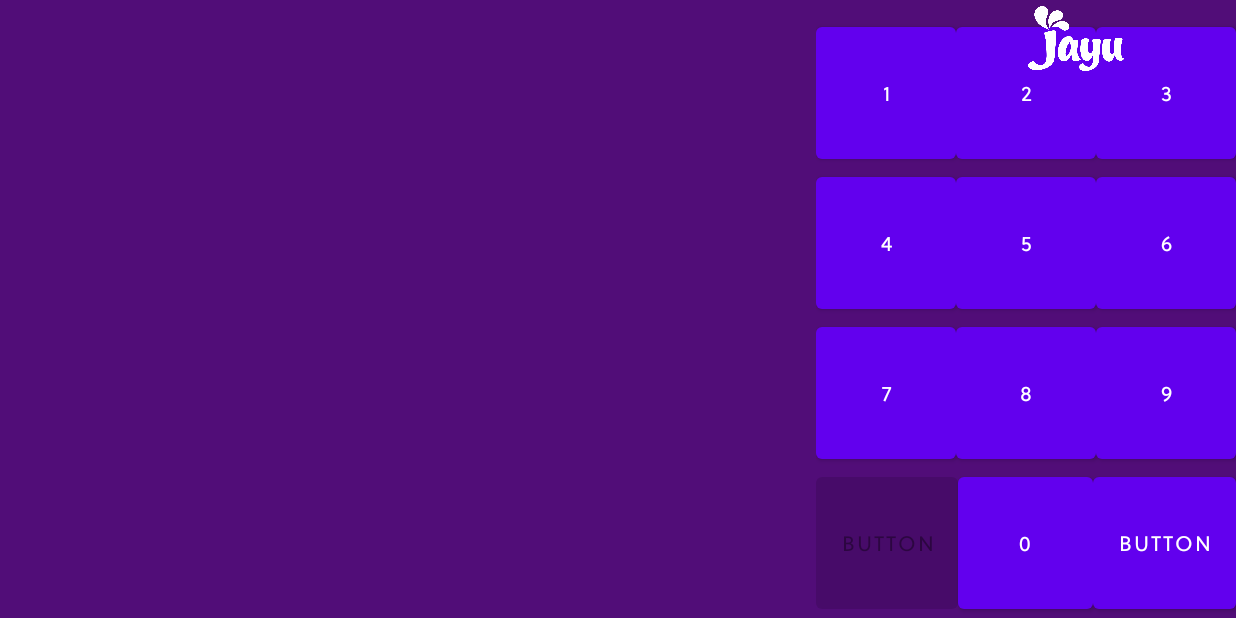
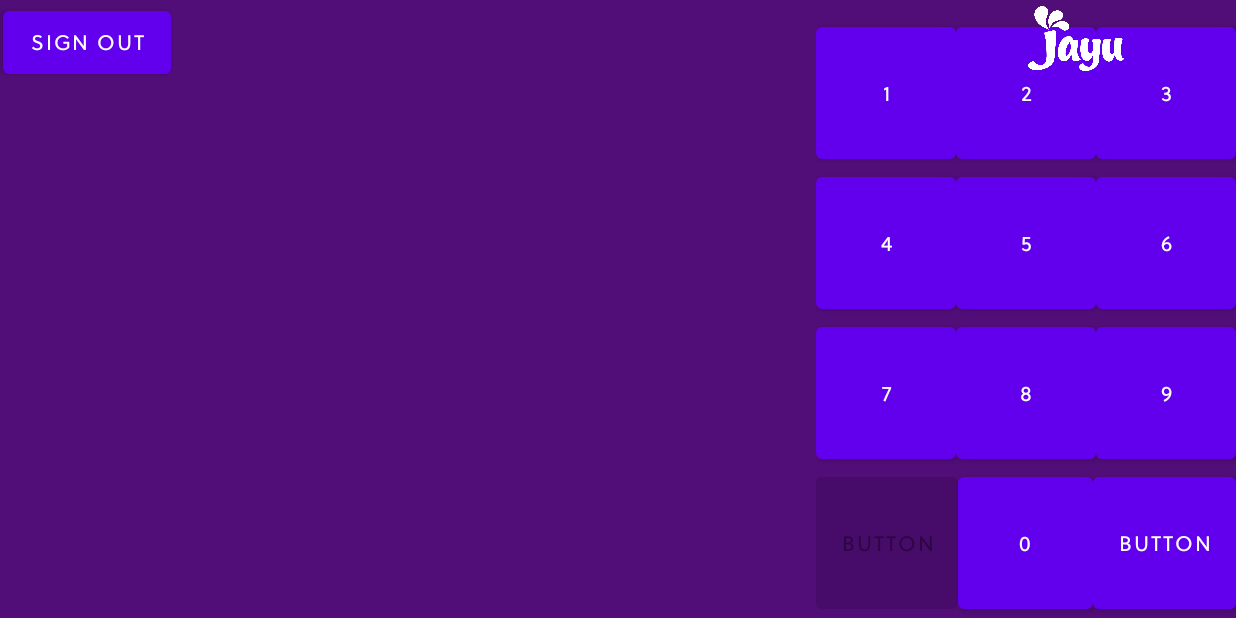
Before and after one commit to NatalieParker/MerchantTablet, an Android app: the screen it shows after launch once a user with an empty profile is signed in (UserKeypadActivity), on a phone screen of 824 x 412 dp (held sideways). Run offline under Robolectric (Android 15) with nearby library versions, the phone set to English and light mode, and no system bars; our stand-ins replace Firebase (no records; nobody signed in at launch, a user with empty details on screens opened directly); pictures from the network do not load.

Commit message:
Created GlobalConstants and AuthHelper classes and added sign out option

```diff
--- a/app/src/main/java/com/jayurewards/tablet/UserKeypadActivity.java
+++ b/app/src/main/java/com/jayurewards/tablet/UserKeypadActivity.java
@@ -3,20 +3,19 @@ package com.jayurewards.tablet;
 import androidx.annotation.NonNull;
 import androidx.appcompat.app.AppCompatActivity;
 
-import android.nfc.Tag;
+import android.app.AlertDialog;
 import android.os.Bundle;
 import android.text.Editable;
 import android.text.TextWatcher;
 import android.util.Log;
 import android.view.View;
 import android.widget.Button;
-import android.widget.EditText;
 import android.widget.TextView;
 
 import com.jayurewards.tablet.helpers.AlertHelper;
-import com.jayurewards.tablet.models.GivePointsRequest;
-import com.jayurewards.tablet.models.GivePointsResponse;
-import com.jayurewards.tablet.models.MerchantModel;
+import com.jayurewards.tablet.helpers.AuthHelper;
+import com.jayurewards.tablet.models.Points.GivePointsRequest;
+import com.jayurewards.tablet.models.Points.GivePointsResponse;
 import com.jayurewards.tablet.networking.RetrofitClient;
 
 import retrofit2.Call;
@@ -37,6 +36,7 @@ public class UserKeypadActivity extends AppCompatActivity {
     private Button key0;
     private Button deleteButton;
     private Button enterButton;
+    private Button signOutButton;
     private TextView keypadInput;
 
 
@@ -98,6 +98,7 @@ public class UserKeypadActivity extends AppCompatActivity {
         key0 = findViewById(R.id.key0);
         deleteButton = findViewById(R.id.deleteButton);
         enterButton = findViewById(R.id.enterButton);
+        signOutButton = findViewById(R.id.signOutButton);
         keypadInput.addTextChangedListener(textWatcher);
         setUpClickListeners();
         enableDeleteButton(false);
@@ -210,6 +211,13 @@ public class UserKeypadActivity extends AppCompatActivity {
         });
 
         enterButton.setOnClickListener(v -> givePoints());
+
+        signOutButton.setOnClickListener(new View.OnClickListener() {
+            @Override
+            public void onClick(View v) {
+                AuthHelper.logOut(UserKeypadActivity.this);
+            }
+        });
     }
 
     private void keypadButtonInput(String number) {
--- a/app/src/main/java/com/jayurewards/tablet/models/GivePointsRequest.java
+++ b/app/src/main/java/com/jayurewards/tablet/models/Points/GivePointsRequest.java
@@ -1,4 +1,4 @@
-package com.jayurewards.tablet.models;
+package com.jayurewards.tablet.models.Points;
 
 public class GivePointsRequest {
 
--- a/app/src/main/java/com/jayurewards/tablet/models/GivePointsResponse.java
+++ b/app/src/main/java/com/jayurewards/tablet/models/Points/GivePointsResponse.java
@@ -1,4 +1,4 @@
-package com.jayurewards.tablet.models;
+package com.jayurewards.tablet.models.Points;
 
 import com.google.gson.annotations.Expose;
 import com.google.gson.annotations.SerializedName;
--- a/app/src/main/java/com/jayurewards/tablet/networking/RestPoints.java
+++ b/app/src/main/java/com/jayurewards/tablet/networking/RestPoints.java
@@ -1,7 +1,7 @@
 package com.jayurewards.tablet.networking;
 
-import com.jayurewards.tablet.models.GivePointsRequest;
-import com.jayurewards.tablet.models.GivePointsResponse;
+import com.jayurewards.tablet.models.Points.GivePointsRequest;
+import com.jayurewards.tablet.models.Points.GivePointsResponse;
 
 import retrofit2.Call;
 import retrofit2.http.Body;
--- a/app/src/main/res/layout/activity_user_keypad.xml
+++ b/app/src/main/res/layout/activity_user_keypad.xml
@@ -161,4 +161,14 @@
         app:layout_constraintStart_toEndOf="@+id/guideline2"
         app:layout_constraintTop_toBottomOf="@+id/jayuLogo" />
 
+    <Button
+        android:id="@+id/signOutButton"
+        android:layout_width="112dp"
+        android:layout_height="54dp"
+        android:layout_marginStart="2dp"
+        android:layout_marginTop="1dp"
+        android:text="Sign out"
+        app:layout_constraintStart_toStartOf="parent"
+        app:layout_constraintTop_toTopOf="parent" />
+
 </androidx.constraintlayout.widget.ConstraintLayout>
```
Also changed, not shown: app/src/main/java/com/jayurewards/tablet/MainActivity.java (+10 -7 lines), app/src/main/java/com/jayurewards/tablet/helpers/AuthHelper.java (added, +32 -0 lines), app/src/main/java/com/jayurewards/tablet/helpers/GlobalConstants.java (added, +20 -0 lines).
